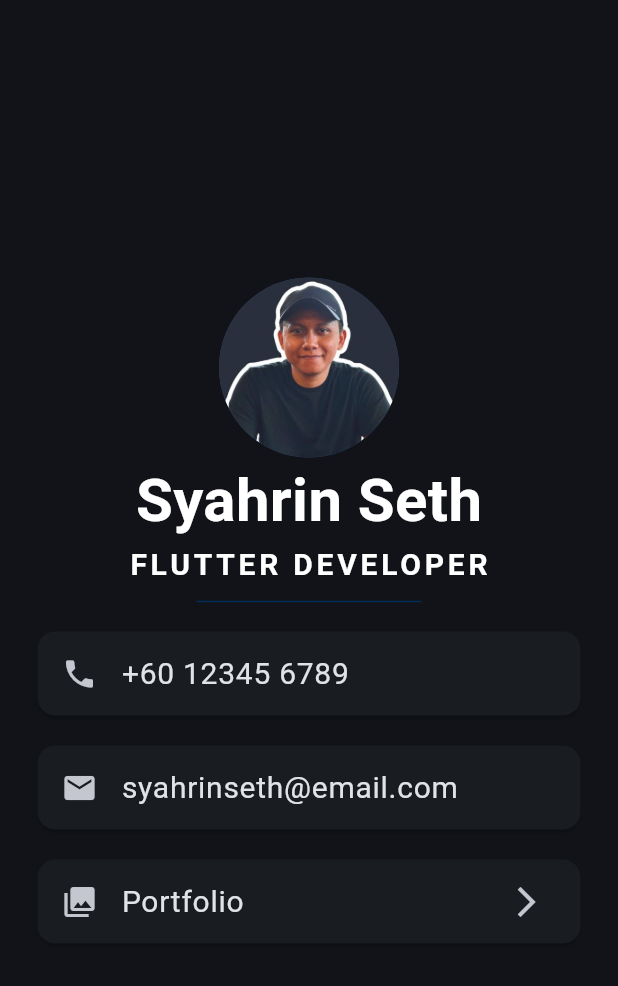
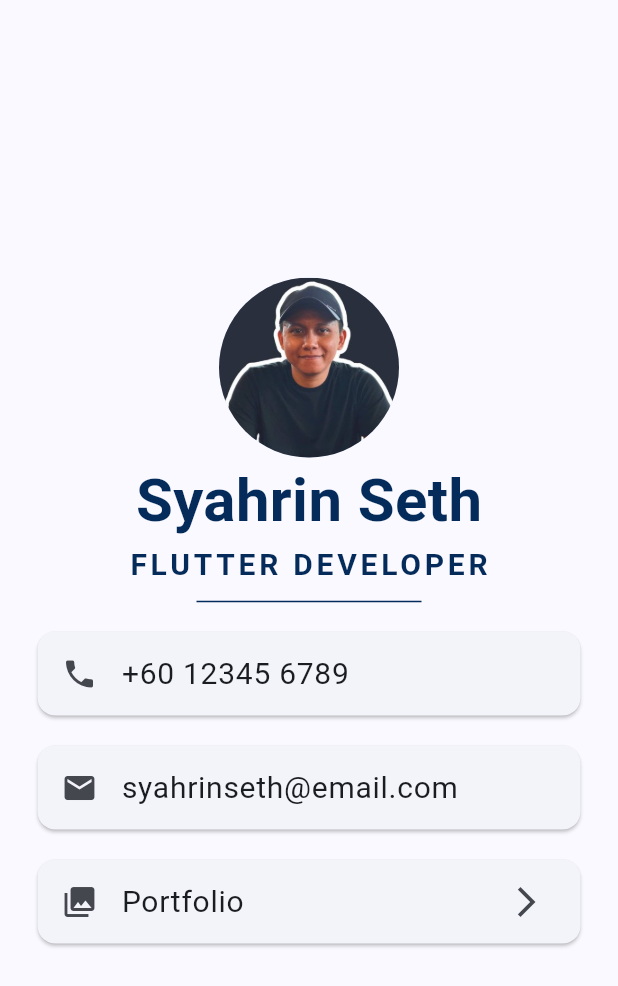
Before and after one commit to syahrinseth/Flutter-Business-Card, a Flutter app: the screen it shows after launch, on a phone screen of 412 x 824 dp. Shown: the top 986 px of the screen. Run offline on Flutter 3.47's test engine with Material 3 defaults, Android fonts, the phone set to English and light mode, and no system bars.

Commit message:
Improve Theme Data

```diff
--- a/lib/main.dart
+++ b/lib/main.dart
@@ -1,5 +1,4 @@
 
-import 'package:flutter/cupertino.dart';
 import 'package:flutter/material.dart';
 
 void main() {
@@ -13,13 +12,20 @@ class MyApp extends StatelessWidget {
   Widget build(BuildContext context) {
     return MaterialApp(
         theme: ThemeData(
-          useMaterial3: true,
           fontFamily: 'Roboto',
-          appBarTheme: const AppBarTheme(backgroundColor: Color(0xFF042B59)),
           colorScheme: ColorScheme.fromSeed(
+            primary: const Color(0xFF042B59),
             seedColor: const Color(0xFF042B59),
+            brightness: Brightness.light,
+          ),
+        ),
+        darkTheme: ThemeData(appBarTheme: const AppBarTheme(backgroundColor: Color(0xFF042B59)),
+          colorScheme: ColorScheme.fromSeed(
+            primary: Colors.white,
+            seedColor: Colors.white,
             brightness: Brightness.dark,
-          ).copyWith(background: const Color(0xFF042B59)),
+            background: const Color(0xFF042B59),
+          )
         ),
         home: const MyHomeScreen(),
     );
@@ -40,29 +46,29 @@ class MyHomeScreen extends StatelessWidget {
               radius: 60,
               backgroundImage: AssetImage('images/my_image.jpg'),
             ),
-            const Text(
+            Text(
               'Syahrin Seth',
               style: TextStyle(
                   fontSize: 40.0,
-                  color: Colors.white,
+                  color: Theme.of(context).colorScheme.primary,
                   fontWeight: FontWeight.bold),
             ),
-            const Text(
+            Text(
               'FLUTTER DEVELOPER',
               style: TextStyle(
-                color: Colors.white,
+                color: Theme.of(context).colorScheme.primary,
                 fontSize: 20.0,
                 letterSpacing: 2.5,
                 fontWeight: FontWeight.bold,
               ),
             ),
-            const SizedBox(
+            SizedBox(
               height: 20.0,
               width: 150.0,
               child: Divider(
                 height: 1,
                 thickness: 1,
-                color: Color(0xFF042B59),
+                color: Theme.of(context).colorScheme.primary,
               ),
             ),
             const Card(
```
